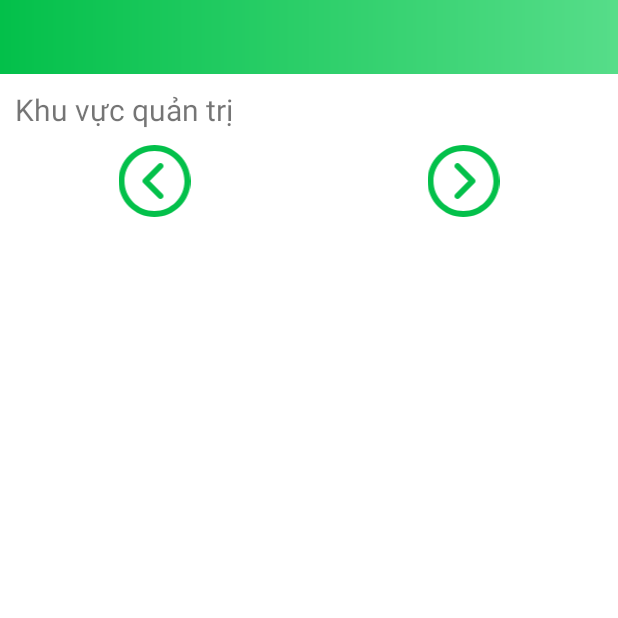
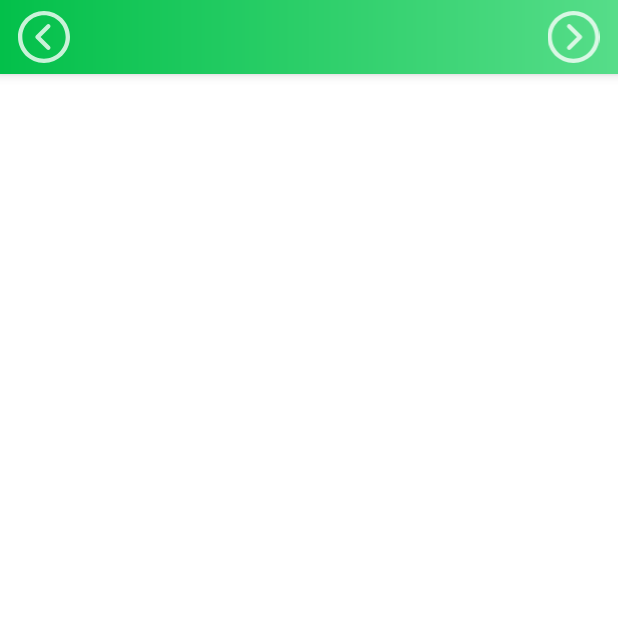
Before and after one commit to duonghaipham/love-story-app, an Android app: the ReadingInterfaceActivity screen opened directly, with no data from a screen before it, on a phone screen of 412 x 824 dp, the top half of it. Run offline under Robolectric (Android 15) with nearby library versions, the phone set to English and light mode, and no system bars; 3 statements that could not run were skipped.

```diff
--- a/app/src/main/AndroidManifest.xml
+++ b/app/src/main/AndroidManifest.xml
@@ -18,7 +18,6 @@
         <activity android:name=".MainActivity">
             <intent-filter>
                 <action android:name="android.intent.action.MAIN" />
-
                 <category android:name="android.intent.category.LAUNCHER" />
             </intent-filter>
         </activity>
--- a/app/src/main/java/com/example/love/ReadingInterfaceActivity.java
+++ b/app/src/main/java/com/example/love/ReadingInterfaceActivity.java
@@ -6,13 +6,14 @@ import androidx.appcompat.app.AppCompatActivity;
 import android.content.Intent;
 import android.os.Bundle;
 import android.widget.ImageView;
+import android.widget.SearchView;
 import android.widget.TextView;
+import android.widget.Toast;
 
 import com.example.love.database.ChapterDataSource;
 import com.example.love.model.Chapter;
 
 public class ReadingInterfaceActivity extends AppCompatActivity {
-
     private TextView tvChapterBar;
     private TextView tvBody;
     private ImageView ivPrevious;
--- a/app/src/main/java/com/example/love/database/DatabaseHelper.java
+++ b/app/src/main/java/com/example/love/database/DatabaseHelper.java
@@ -15,19 +15,27 @@ public class DatabaseHelper extends SQLiteOpenHelper {
     public static final String STORY_NUMBER_CHAPTERS = "number_chapters";
     public static final String STORY_AVATAR = "avatar";
 
+    public static final String VIRTUAL_TABLE_STORY = "VirtualStory";
+
     public static final String TABLE_CHAPTER = "Chapter";  // table chapter, below are its fields
     public static final String CHAPTER_STORY = "story";
     public static final String CHAPTER_INDEX = "id";
     public static final String CHAPTER_NAME = "chapter";
     public static final String CHAPTER_CONTENT = "content";
 
-    private static final String CREATE_TABLE_STORY = "CREATE TABLE " + TABLE_STORY + "(" +
+    private static final String CREATE_TABLE_STORY = "CREATE TABLE " + TABLE_STORY + " (" +
                                                      STORY_ID + " INTEGER," +
                                                      STORY_NAME + " TEXT," +
                                                      STORY_AUTHOR + " TEXT," +
                                                      STORY_NUMBER_CHAPTERS + " INTEGER," +
                                                      STORY_AVATAR + " BLOB," +
                                                      "PRIMARY KEY (" + STORY_ID +"))";
+
+    private static final String CREATE_VIRTUAL_TABLE_STORY = "CREATE VIRTUAL TABLE " + VIRTUAL_TABLE_STORY + " USING FTS3 (" +
+                                                             STORY_ID +  "," +
+                                                             STORY_NAME + "," +
+                                                             STORY_AUTHOR + ")";
+
     private static final String CREATE_TABLE_CHAPTER = "CREATE TABLE " + TABLE_CHAPTER + "(" +
                                                         CHAPTER_STORY + " INTEGER," +
                                                         CHAPTER_INDEX + " INTEGER," +
@@ -43,6 +51,7 @@ public class DatabaseHelper extends SQLiteOpenHelper {
     @Override
     public void onCreate(SQLiteDatabase db) {
         db.execSQL(CREATE_TABLE_STORY);
+        db.execSQL(CREATE_VIRTUAL_TABLE_STORY);
         db.execSQL(CREATE_TABLE_CHAPTER);
     }
 
--- a/app/src/main/res/drawable/ic_next.xml
+++ b/app/src/main/res/drawable/ic_next.xml
@@ -1,5 +1,5 @@
 <vector android:height="48dp" android:viewportHeight="512"
     android:viewportWidth="512" android:width="48dp" xmlns:android="http://schemas.android.com/apk/res/android">
-    <path android:fillColor="@color/green_parakeet" android:pathData="M256,0C114.618,0 0,114.618 0,256s114.618,256 256,256s256,-114.618 256,-256S397.382,0 256,0zM256,469.333c-117.818,0 -213.333,-95.515 -213.333,-213.333S138.182,42.667 256,42.667S469.333,138.182 469.333,256S373.818,469.333 256,469.333z"/>
-    <path android:fillColor="@color/green_parakeet" android:pathData="M228.418,134.248c-8.331,-8.331 -21.839,-8.331 -30.17,0c-8.331,8.331 -8.331,21.839 0,30.17L289.83,256l-91.582,91.582c-8.331,8.331 -8.331,21.839 0,30.17c8.331,8.331 21.839,8.331 30.17,0l106.667,-106.667c8.331,-8.331 8.331,-21.839 0,-30.17L228.418,134.248z"/>
+    <path android:fillColor="@color/white_nearly" android:pathData="M256,0C114.618,0 0,114.618 0,256s114.618,256 256,256s256,-114.618 256,-256S397.382,0 256,0zM256,469.333c-117.818,0 -213.333,-95.515 -213.333,-213.333S138.182,42.667 256,42.667S469.333,138.182 469.333,256S373.818,469.333 256,469.333z"/>
+    <path android:fillColor="@color/white_nearly" android:pathData="M228.418,134.248c-8.331,-8.331 -21.839,-8.331 -30.17,0c-8.331,8.331 -8.331,21.839 0,30.17L289.83,256l-91.582,91.582c-8.331,8.331 -8.331,21.839 0,30.17c8.331,8.331 21.839,8.331 30.17,0l106.667,-106.667c8.331,-8.331 8.331,-21.839 0,-30.17L228.418,134.248z"/>
 </vector>
--- a/app/src/main/res/drawable/ic_previous.xml
+++ b/app/src/main/res/drawable/ic_previous.xml
@@ -1,5 +1,5 @@
 <vector android:height="48dp" android:viewportHeight="512"
     android:viewportWidth="512" android:width="48dp" xmlns:android="http://schemas.android.com/apk/res/android">
-    <path android:fillColor="@color/green_parakeet" android:pathData="M256,0C114.618,0 0,114.618 0,256s114.618,256 256,256s256,-114.618 256,-256S397.382,0 256,0zM256,469.333c-117.818,0 -213.333,-95.515 -213.333,-213.333S138.182,42.667 256,42.667S469.333,138.182 469.333,256S373.818,469.333 256,469.333z"/>
-    <path android:fillColor="@color/green_parakeet" android:pathData="M313.752,134.248c-8.331,-8.331 -21.839,-8.331 -30.17,0L176.915,240.915c-8.331,8.331 -8.331,21.839 0,30.17l106.667,106.667c8.331,8.331 21.839,8.331 30.17,0c8.331,-8.331 8.331,-21.839 0,-30.17L222.17,256l91.582,-91.582C322.083,156.087 322.083,142.58 313.752,134.248z"/>
+    <path android:fillColor="@color/white_nearly" android:pathData="M256,0C114.618,0 0,114.618 0,256s114.618,256 256,256s256,-114.618 256,-256S397.382,0 256,0zM256,469.333c-117.818,0 -213.333,-95.515 -213.333,-213.333S138.182,42.667 256,42.667S469.333,138.182 469.333,256S373.818,469.333 256,469.333z"/>
+    <path android:fillColor="@color/white_nearly" android:pathData="M313.752,134.248c-8.331,-8.331 -21.839,-8.331 -30.17,0L176.915,240.915c-8.331,8.331 -8.331,21.839 0,30.17l106.667,106.667c8.331,8.331 21.839,8.331 30.17,0c8.331,-8.331 8.331,-21.839 0,-30.17L222.17,256l91.582,-91.582C322.083,156.087 322.083,142.58 313.752,134.248z"/>
 </vector>
--- a/app/src/main/res/layout/activity_reading_interface.xml
+++ b/app/src/main/res/layout/activity_reading_interface.xml
@@ -5,18 +5,49 @@
     android:layout_width="match_parent"
     android:layout_height="match_parent">
 
-    <TextView
-        android:id="@+id/tv_chapter_bar"
+    <LinearLayout
         android:layout_width="match_parent"
         android:layout_height="wrap_content"
+        android:layout_gravity="center"
         android:paddingTop="7dp"
         android:paddingEnd="10dp"
         android:paddingBottom="7dp"
         android:paddingStart="10dp"
-        android:background="@drawable/green_gradient_background"
-        android:gravity="center"
-        android:textSize="25sp"
-        android:textColor="@color/white"/>
+        android:elevation="5dp"
+        android:orientation="horizontal"
+        android:background="@drawable/green_gradient_background">
+
+        <ImageView
+            android:id="@+id/iv_previous"
+            android:layout_width="0dp"
+            android:layout_height="match_parent"
+            android:layout_weight="1"
+            android:foreground="?selectableItemBackgroundBorderless"
+            android:clickable="true"
+            android:src="@drawable/ic_previous"/>
+
+        <TextView
+            android:id="@+id/tv_chapter_bar"
+            android:layout_width="0dp"
+            android:layout_height="wrap_content"
+            android:layout_weight="8"
+            android:gravity="center"
+            android:textSize="25sp"
+            android:textAllCaps="true"
+            android:textColor="@color/white"
+            android:fontFamily="@font/roboto_regular"/>
+
+        <ImageView
+            android:id="@+id/iv_next"
+            android:layout_width="0dp"
+            android:layout_height="match_parent"
+            android:layout_weight="1"
+            android:foreground="?selectableItemBackgroundBorderless"
+            android:clickable="true"
+            android:src="@drawable/ic_next"/>
+
+    </LinearLayout>
+
     <ScrollView
         android:layout_width="match_parent"
         android:layout_height="wrap_content">
@@ -25,38 +56,13 @@
             android:id="@+id/tv_body"
             android:layout_width="match_parent"
             android:layout_height="wrap_content"
-            android:layout_margin="10dp"
-            android:scrollbars="vertical"
+            android:layout_margin="15dp"
             android:justificationMode="inter_word"
-            android:textSize="20sp"
-            android:text="@string/administration_area"/>
+            android:lineSpacingExtra="20sp"
+            android:textSize="23sp"
+            android:textColor="@color/black_metal"
+            android:fontFamily="@font/ebgaramond_medium"/>
+
     </ScrollView>
 
-    <LinearLayout
-        android:layout_width="match_parent"
-        android:layout_height="wrap_content"
-        android:layout_gravity="center"
-        android:orientation="horizontal">
-
-        <ImageView
-            android:id="@+id/iv_previous"
-            android:layout_width="0dp"
-            android:layout_height="wrap_content"
-            android:layout_weight="1"
-            android:foreground="?selectableItemBackgroundBorderless"
-            android:clickable="true"
-            android:src="@drawable/ic_previous"/>
-
-        <ImageView
-            android:id="@+id/iv_next"
-            android:layout_width="0dp"
-            android:layout_height="wrap_content"
-            android:layout_weight="1"
-            android:foreground="?selectableItemBackgroundBorderless"
-            android:clickable="true"
-            android:src="@drawable/ic_next"/>
-
-    </LinearLayout>
-
-
 </LinearLayout>
--- a/app/src/main/res/layout/chapter_item_background.xml
+++ b/app/src/main/res/layout/chapter_item_background.xml
@@ -17,6 +17,6 @@
         android:layout_marginBottom="10dp"
         android:paddingStart="15dp"
         android:paddingEnd="15dp"
-        android:textSize="20sp"/>
+        android:textSize="18sp"/>
 
 </LinearLayout>
--- a/app/src/main/res/layout/profile_item_background.xml
+++ b/app/src/main/res/layout/profile_item_background.xml
@@ -9,14 +9,15 @@
         android:id="@+id/iv_avt"
         android:layout_width="match_parent"
         android:layout_height="150dp"
-        android:scaleType="centerInside"
+        android:scaleType="fitCenter"
         android:contentDescription="@string/avatar"/>
 
     <TextView
         android:id="@+id/tv_name"
         android:layout_width="match_parent"
         android:layout_height="wrap_content"
-        android:textSize="20sp"
+        android:layout_marginTop="7dp"
+        android:textSize="18sp"
         android:textAlignment="center"/>
 
 </LinearLayout>
--- a/app/src/main/res/values/colors.xml
+++ b/app/src/main/res/values/colors.xml
@@ -13,4 +13,5 @@
     <color name="green_parakeet_lighter">#FF56DD89</color>
     <color name="transparent">#00FFFFFF</color>
     <color name="violet_lavender">#FFE39FF6</color>
+    <color name="black_metal">#FF424242</color>
 </resources>
```
Also changed, not shown: app/src/main/java/com/example/love/MainActivity.java (+28 -4 lines), app/src/main/java/com/example/love/database/StoryDataSource.java (+21 -1 lines), app/src/main/res/layout/activity_main.xml (+6 -34 lines), app/src/main/res/layout/content_scrolling.xml (+11 -5 lines), app/src/main/res/font/mali_regular.ttf (added), app/src/main/res/font/roboto_regular.ttf (added), 2 other files.
